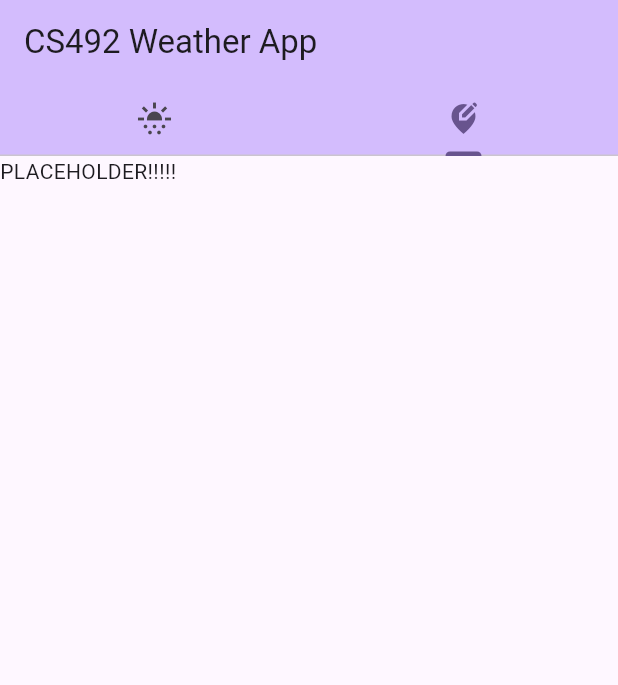
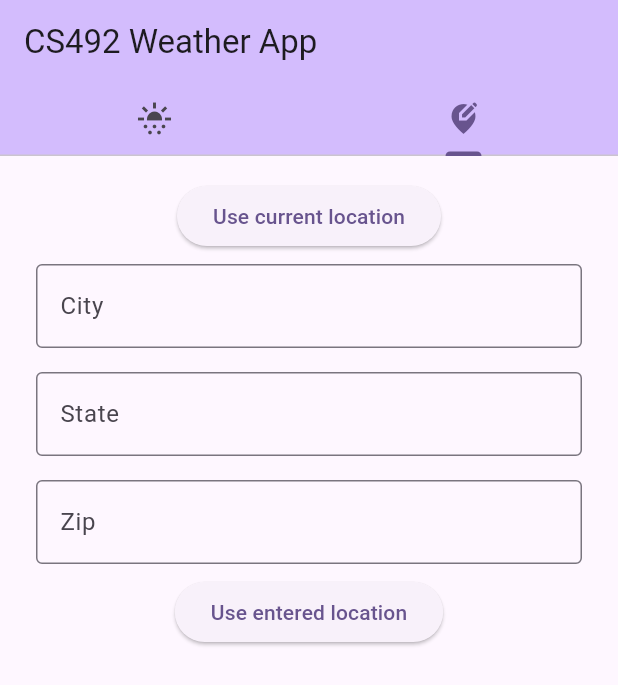
Before and after one commit to xander1111/cs492-weather-app, a Flutter app: the screen it shows after launch, tab 2 chosen, on a phone screen of 412 x 824 dp. Shown: the top 685 px of the screen. Run offline on Flutter 3.47's test engine with Material 3 defaults, Android fonts, the phone set to English and light mode, and no system bars; our stand-ins replace flutter_svg, geocoding, geolocator.

Commit message:
complete assignment5-2

```diff
--- a/lib/main.dart
+++ b/lib/main.dart
@@ -118,11 +118,18 @@ class _MyHomePageState extends State<MyHomePage> {
     return _forecastsHourly.where((f)=>time.equalDates(f.startTime, _dailyForecasts[i].startTime)).toList();
   }
 
-  void setLocation() async {
-    if (_location == null){
-      location.Location currentLocation = await location.getLocationFromGps();
+  void setLocation([String? city, String? state, String? zip]) async {
+    // if (_location == null){
+      location.Location? currentLocation;
 
-      List<forecast.Forecast> currentHourlyForecasts = await getHourlyForecasts(currentLocation);
+      if (city == null || state == null || zip == null) {
+        currentLocation = await location.getLocationFromGps();
+      }
+      else {
+        currentLocation = await location.getLocationFromAddress(city, state, zip);
+      }
+
+      List<forecast.Forecast> currentHourlyForecasts = await getHourlyForecasts(currentLocation!);
       List<forecast.Forecast> currentForecasts = await getForecasts(currentLocation);
 
       setState(() {
@@ -135,7 +142,7 @@ class _MyHomePageState extends State<MyHomePage> {
 
 
       });
-    }
+    // }
   }
 
   @override
@@ -173,23 +180,106 @@ class _MyHomePageState extends State<MyHomePage> {
             filteredForecastsHourly: _filteredForecastsHourly,
             setActiveForecast: setActiveForecast,
             setActiveHourlyForecast: setActiveHourlyForecast),
-          LocationTabWidget()]
+          LocationTabWidget(setLocation: setLocation)]
         ),
       ),
     );
   }
 }
 
-// TODO: Add a button to this widget that sets the active location to the phone's GPS location
 // TODO: Add 3 text fields for city state zip and a submit button that sets the location based on the user's entries
-class LocationTabWidget extends StatelessWidget {
+class LocationTabWidget extends StatefulWidget {
   const LocationTabWidget({
     super.key,
-  });
+    required Function setLocation,
+  }) : _setLocation = setLocation;
+
+  final Function _setLocation;
+
+  @override
+  State<LocationTabWidget> createState() => _LocationTabWidgetState();
+}
+
+class _LocationTabWidgetState extends State<LocationTabWidget> {
+  String? _city;
+  String? _state;
+  String? _zip;
+
+  void setLocationUsingAddress() {
+    widget._setLocation(_city ?? "", _state ?? "", _zip ?? "");
+  }
+
+  void setCityVar(String city) {
+    setState(() {
+      _city = city;
+    });
+  }
+
+  void setStateVar(String state) {
+    setState(() {
+      _state = state;
+    });
+  }
+
+  void setZipVar(String zip) {
+    setState(() {
+      _zip = zip;
+    });
+  }
 
   @override
   Widget build(BuildContext context) {
-    return Text("PLACEHOLDER!!!!!");
+    return Padding(
+      padding: const EdgeInsets.all(16.0),
+      child: Center(
+        child: Column(
+          children: [
+            ElevatedButton(
+              onPressed: () => widget._setLocation(),
+              child: Text("Use current location")
+            ),
+            Padding(
+              padding: const EdgeInsets.all(8.0),
+              child: TextField(
+                decoration: InputDecoration(
+                  border: OutlineInputBorder(),
+                  labelText: "City"
+                ),
+                onChanged: setCityVar,
+
+              ),
+            ),
+            Padding(
+              padding: const EdgeInsets.all(8.0),
+              child: TextField(
+                decoration: InputDecoration(
+                  border: OutlineInputBorder(),
+                  labelText: "State"
+                ),
+                onChanged: setStateVar,
+              ),
+            ),
+            Padding(
+              padding: const EdgeInsets.all(8.0),
+              child: TextField(
+                decoration: InputDecoration(
+                  border: OutlineInputBorder(),
+                  labelText: "Zip"
+                ),
+                onChanged: setZipVar,
+              ),
+            ),
+            ElevatedButton(
+              // style: ElevatedButton.styleFrom(
+              //   foregroundColor: Theme.of(context).primaryColorDark
+              // ),
+              onPressed: setLocationUsingAddress,
+              child: Text("Use entered location")
+            ),
+          ],
+        ),
+      ),
+    );
   }
 }
 
```
